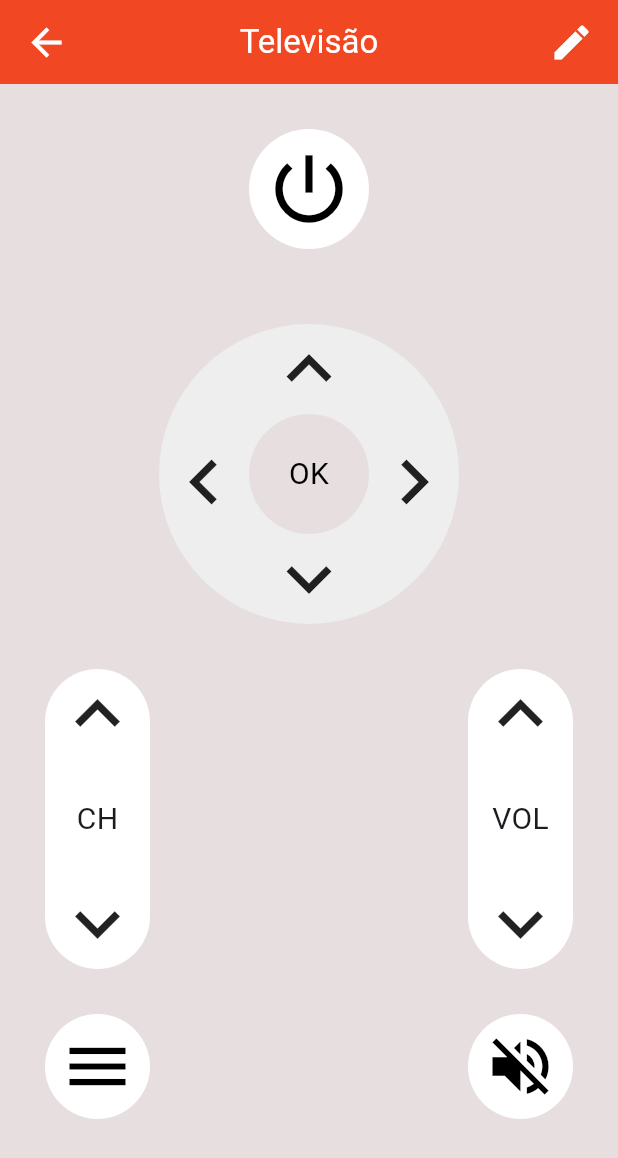
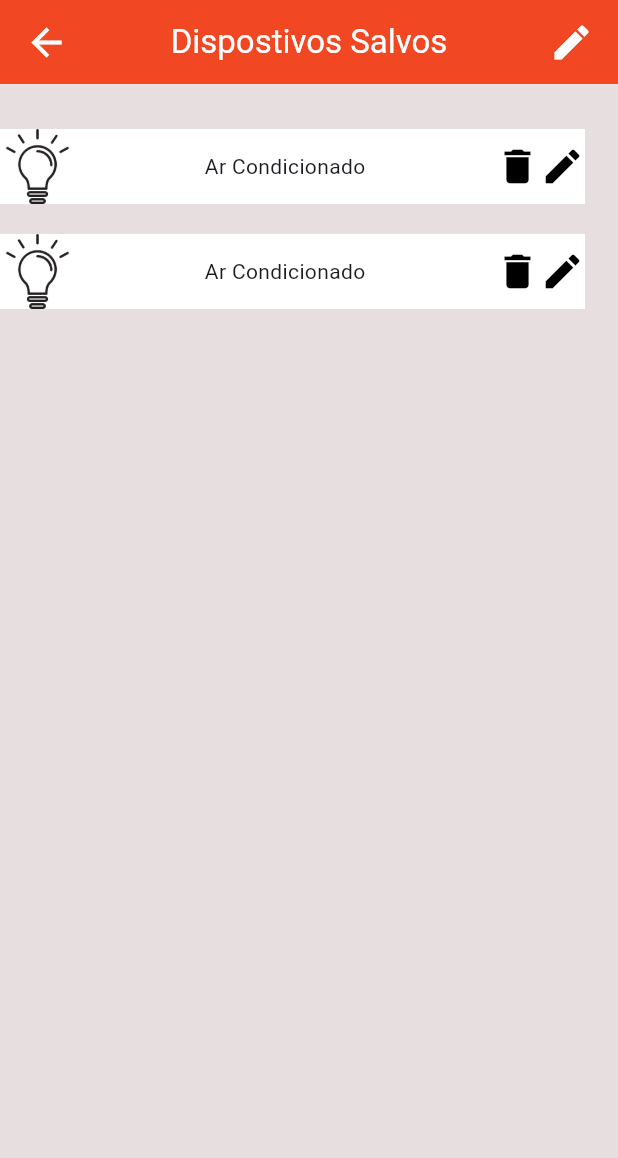
Before and after one commit to IoT-Control-App/Control-App, a Flutter app: the screen it shows after launch, on a phone screen of 412 x 824 dp. Shown: the top 1158 px of the screen. Run offline on Flutter 3.47's test engine with Material 3 defaults, Android fonts, the phone set to English and light mode, and no system bars; our stand-ins replace firebase_auth, google_sign_in; accounts and stored records are empty.

Commit message:
todas as telas

```diff
--- a/lib/main.dart
+++ b/lib/main.dart
@@ -1,6 +1,7 @@
-import 'package:controle_remoto/views/tv.dart';
+import 'package:controle_remoto/views/arcondicionado.dart';
+import 'package:controle_remoto/views/saveddevices.dart';
 import 'package:flutter/material.dart';
 
 void main() {
-  runApp(const Tv());
+  runApp(const SavedDevices());
 }
--- a/lib/views/saveddevices.dart
+++ b/lib/views/saveddevices.dart
@@ -0,0 +1,138 @@
+import 'package:flutter/cupertino.dart';
+import 'package:flutter/material.dart';
+import 'package:flutter/widgets.dart';
+
+class SavedDevices extends StatelessWidget {
+  const SavedDevices({super.key});
+
+  @override
+  Widget build(BuildContext context) {
+    return MaterialApp(
+        theme: ThemeData(primaryColor: const Color(0xffff14722)),
+        home: const SavedDevicesPage());
+  }
+}
+
+class SavedDevicesPage extends StatefulWidget {
+  const SavedDevicesPage({super.key});
+
+  @override
+  State<SavedDevicesPage> createState() => _SavedDevicesPageState();
+}
+
+class _SavedDevicesPageState extends State<SavedDevicesPage> {
+  @override
+  Widget build(BuildContext context) {
+    return Scaffold(
+      backgroundColor: const Color(0xffE7DFDF),
+      appBar: AppBar(
+        title: Row(
+          mainAxisAlignment: MainAxisAlignment.spaceBetween,
+          children: [
+            GestureDetector(
+              child:
+                  const Icon(Icons.arrow_back, color: Colors.white, size: 30),
+              onTap: () {
+                print('Voltar');
+              },
+            ),
+            const Center(
+                child: Text(
+              'Dispostivos Salvos',
+              style: TextStyle(color: Colors.white),
+            )),
+            GestureDetector(
+              child: const Icon(Icons.edit, color: Colors.white, size: 30),
+              onTap: () {
+                print("Editar");
+              },
+            ),
+          ],
+        ),
+        backgroundColor: const Color(0xffff14722),
+      ),
+      body: Padding(
+          padding: const EdgeInsets.only(top: 30.0),
+          child: Column(children: [
+            Row(
+              mainAxisAlignment: MainAxisAlignment.spaceBetween,
+              children: [
+                Container(
+                    width: 390,
+                    height: 50,
+                    decoration: const BoxDecoration(
+                        color: Color(0xfffffffff), shape: BoxShape.rectangle),
+                    child: Row(
+                        mainAxisAlignment: MainAxisAlignment.spaceBetween,
+                        children: [
+                          Image.asset(
+                            "assets/lampada.png",
+                            width: 50,
+                            height: 50,
+                          ),
+                          const Text(
+                            "Ar Condicionado",
+                          ),
+                           Row(
+                            mainAxisAlignment: MainAxisAlignment.spaceEvenly,
+                            children: [
+                              GestureDetector(child: Icon(Icons.delete, color: Colors.black, size: 30),
+                              onTap: () {
+                                print('Deletar');
+
+                              },),
+                              GestureDetector(child: Icon(Icons.edit, color: Colors.black, size: 30),
+                              onTap: () {
+                                print('Editar');
+                              },),
+                            ],
+                          ),
+                        ])),
+
+              ],
+            ),
+            const SizedBox(height: 20),
+            Row(
+              mainAxisAlignment: MainAxisAlignment.spaceBetween,
+              children: [
+                Container(
+                    width: 390,
+                    height: 50,
+                    decoration: const BoxDecoration(
+                        color: Color(0xfffffffff), shape: BoxShape.rectangle),
+                    child: Row(
+                        mainAxisAlignment: MainAxisAlignment.spaceBetween,
+                        children: [
+                          Image.asset(
+                            "assets/lampada.png",
+                            width: 50,
+                            height: 50,
+                          ),
+                          const Text(
+                            "Ar Condicionado",
+                          ),
+                           Row(
+                            mainAxisAlignment: MainAxisAlignment.spaceEvenly,
+                            children: [
+                              GestureDetector(child: Icon(Icons.delete, color: Colors.black, size: 30),
+                              onTap: () {
+                                print('Deletar');
+
+                              },),
+                              GestureDetector(child: Icon(Icons.edit, color: Colors.black, size: 30),
+                              onTap: () {
+                                print('Editar');
+                              },),
+                            ],
+                          ),
+                        ])),
+                        const SizedBox(
+                          height: 30,
+                        ),
+              ],
+            ),
+            const SizedBox(height: 50),
+          ])),
+    );
+  }
+}
```
Also changed, not shown: lib/views/arcondicionado.dart (+249 -0 lines), lib/views/lampada.dart (+113 -0 lines), lib/views/tvbox.dart (+235 -0 lines).
